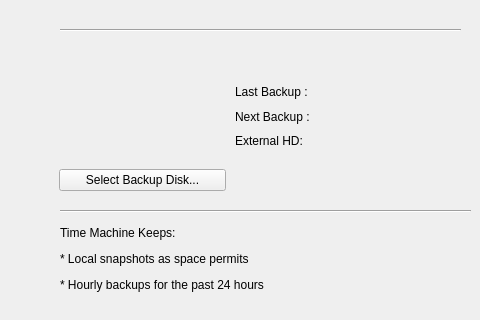
The window that src/gui.ui (GeovaneJefferson/timemachine) describes before a commit, drawn with Qt 5; both pictures show x 220 to 700 and y 0 to 320 of the 700 by 450 pixel window.
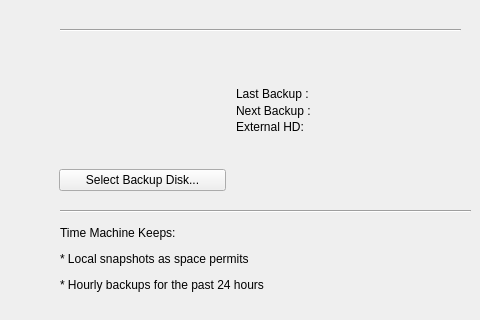
The same window after the commit. Icons and pictures are not drawn.

```diff
--- a/src/gui.ui
+++ b/src/gui.ui
@@ -189,31 +189,15 @@
      <string>&lt;html&gt;&lt;head/&gt;&lt;body&gt;&lt;p&gt;&lt;br/&gt;&lt;/p&gt;&lt;/body&gt;&lt;/html&gt;</string>
     </property>
    </widget>
-   <widget class="QWidget" name="layoutWidget">
-    <property name="geometry">
-     <rect>
-      <x>455</x>
-      <y>80</y>
-      <width>231</width>
-      <height>74</height>
-     </rect>
-    </property>
-    <layout class="QVBoxLayout" name="verticalLayout_2">
-     <property name="spacing">
-      <number>0</number>
-     </property>
-     <item>
-      <widget class="QLabel" name="label_last_backup">
-       <property name="autoFillBackground">
-        <bool>false</bool>
-       </property>
-       <property name="text">
-        <string>&lt;html&gt;&lt;head/&gt;&lt;body&gt;&lt;p&gt;Last Backup  : &lt;/p&gt;&lt;/body&gt;&lt;/html&gt;</string>
-       </property>
-      </widget>
-     </item>
-     <item>
       <widget class="QLabel" name="label_next_backup">
+    <property name="geometry">
+     <rect>
+      <x>456</x>
+      <y>102</y>
+      <width>231</width>
+      <height>18</height>
+     </rect>
+    </property>
        <property name="autoFillBackground">
         <bool>false</bool>
        </property>
@@ -221,18 +205,37 @@
         <string>&lt;html&gt;&lt;head/&gt;&lt;body&gt;&lt;p&gt;Next Backup : &lt;/p&gt;&lt;/body&gt;&lt;/html&gt;</string>
        </property>
       </widget>
-     </item>
-     <item>
+   <widget class="QLabel" name="label_last_backup">
+    <property name="geometry">
+     <rect>
+      <x>456</x>
+      <y>85</y>
+      <width>231</width>
+      <height>18</height>
+     </rect>
+    </property>
+    <property name="autoFillBackground">
+     <bool>false</bool>
+    </property>
+    <property name="text">
+     <string>&lt;html&gt;&lt;head/&gt;&lt;body&gt;&lt;p&gt;Last Backup  : &lt;/p&gt;&lt;/body&gt;&lt;/html&gt;</string>
+    </property>
+   </widget>
       <widget class="QLabel" name="status_external">
+    <property name="geometry">
+     <rect>
+      <x>456</x>
+      <y>118</y>
+      <width>231</width>
+      <height>18</height>
+     </rect>
+    </property>
        <property name="autoFillBackground">
         <bool>false</bool>
        </property>
        <property name="text">
         <string>&lt;html&gt;&lt;head/&gt;&lt;body&gt;&lt;p&gt;External HD:&lt;/p&gt;&lt;/body&gt;&lt;/html&gt;</string>
        </property>
-      </widget>
-     </item>
-    </layout>
    </widget>
   </widget>
   <widget class="QStatusBar" name="statusbar"/>
```
Lines whose indentation alone changed are shown as unchanged.
